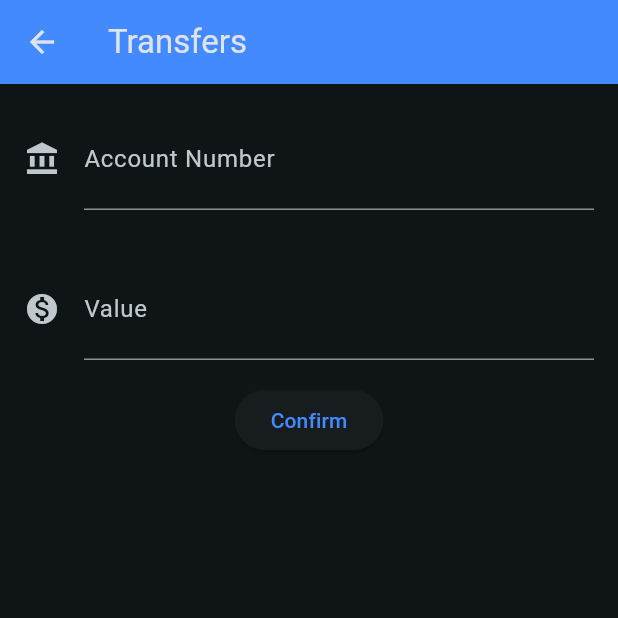
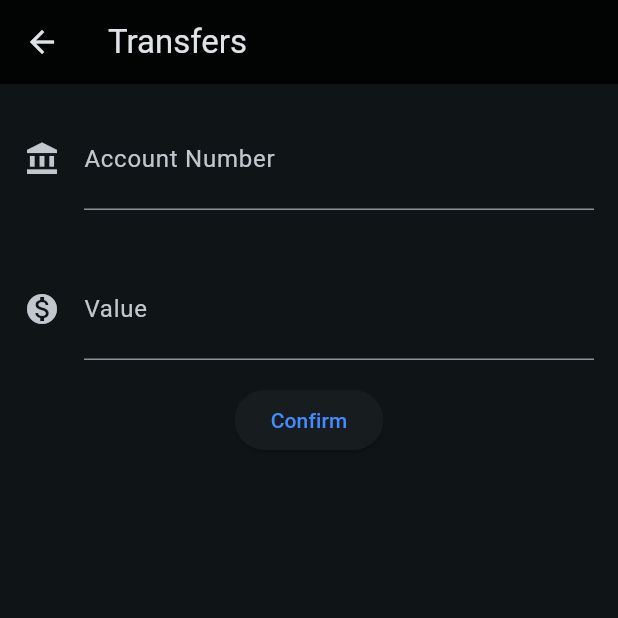
Before and after one commit to Andersonlimahw/flutter-bytebank-app, a Flutter app: the screen it shows after launch, after a tap on the "add" icon, on a phone screen of 412 x 824 dp, the top half of it. Run offline on Flutter 3.47's test engine with Material 3 defaults, Android fonts, the phone set to English and light mode, and no system bars.

```diff
--- a/bytebank/lib/screens/transfers/form.dart
+++ b/bytebank/lib/screens/transfers/form.dart
@@ -16,10 +16,9 @@ class _TransferFormState extends State<StatefulWidget> {
 
   @override
   Widget build(BuildContext context) {
-    final theme = Theme.of(context);
     return Scaffold(
       appBar: AppBar(
-        backgroundColor: theme.colorScheme.primary,
+        backgroundColor: Colors.black87,
         title: const Text(TransferStrings.appBar),
       ),
       body: SingleChildScrollView(
--- a/bytebank/lib/screens/transfers/list.dart
+++ b/bytebank/lib/screens/transfers/list.dart
@@ -18,6 +18,7 @@ class _TransferListState extends State<TransferList> {
     return Scaffold(
       appBar: AppBar(
         title: const Text(TransferStrings.transfersList),
+        backgroundColor: Colors.black,
       ),
       body: ListView.builder(
           padding: const EdgeInsets.all(8),
```
Also changed, not shown: 1 other file.
